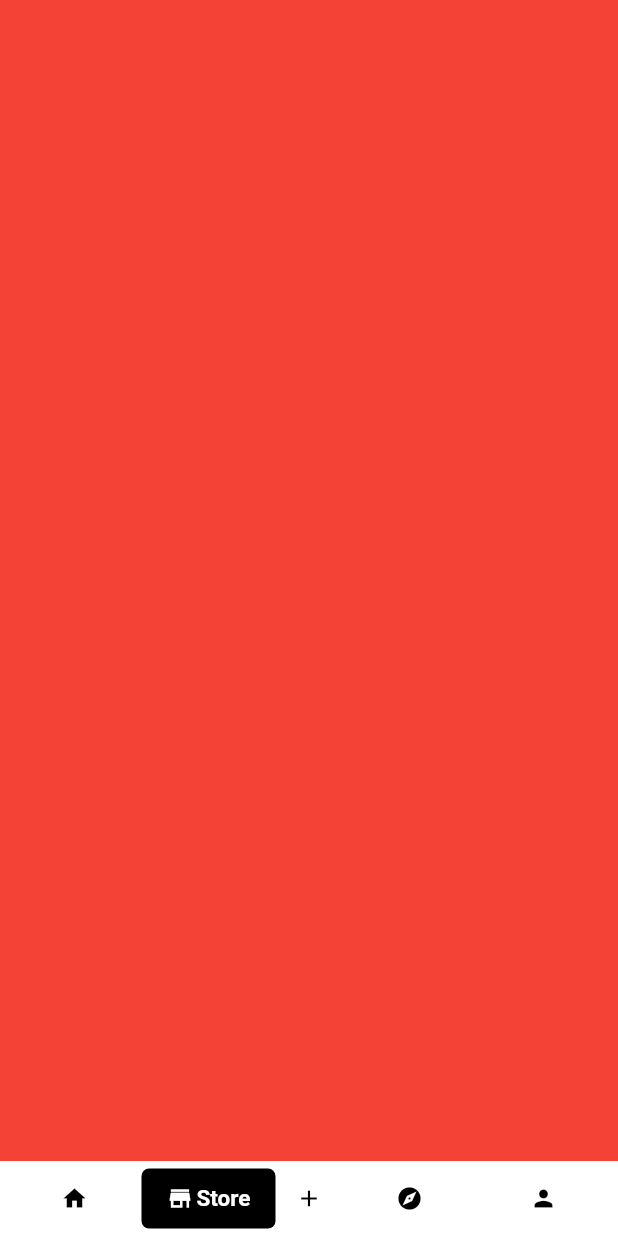
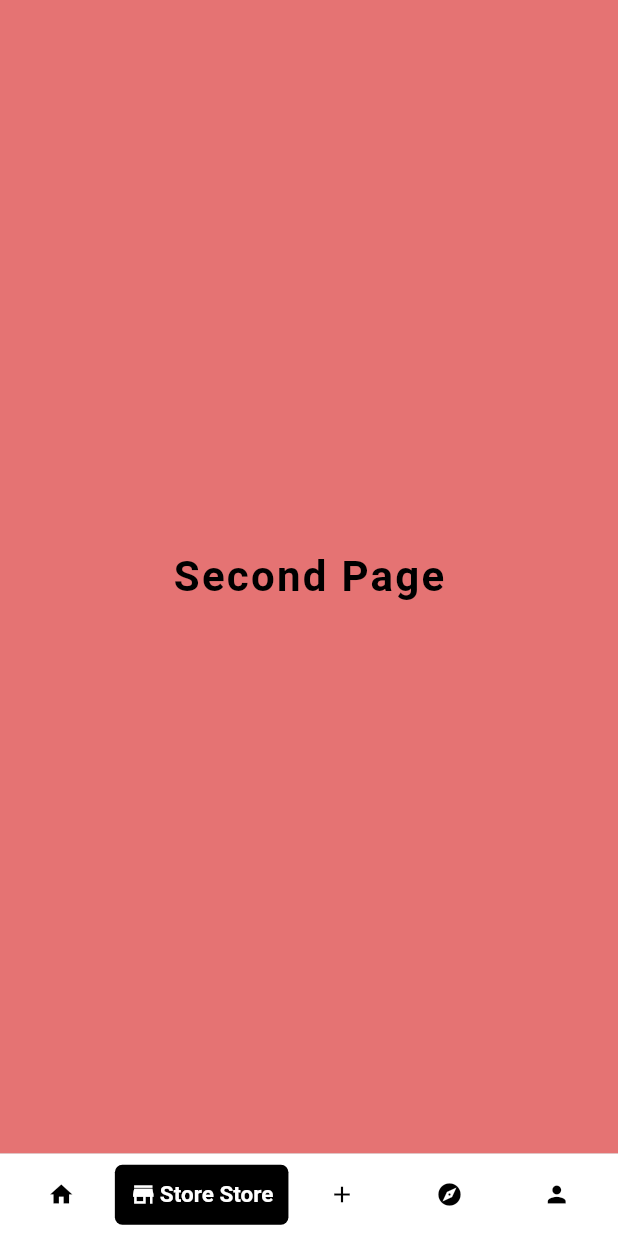
Before and after one commit to karwanoa/karwanshatri_estatetial_assignment, a Flutter app: the screen it shows after launch, after a tap on the "store" icon, on a phone screen of 412 x 824 dp. Run offline on Flutter 3.47's test engine with Material 2 defaults, Android fonts, the light colour scheme and no system bars.

Commit message:
fixing issue with buttons not responsive to different sizes

```diff
--- a/lib/main.dart
+++ b/lib/main.dart
@@ -1,5 +1,7 @@
 import 'package:assignment/widget/sliding_navigation_bar.dart';
 import 'package:flutter/material.dart';
+
+import 'widget/each_page.dart';
 
 void main() {
   runApp(MyApp());
@@ -47,12 +49,22 @@ class _MyHomePageState extends State<MyHomePage> {
     return Scaffold(
       key: scaffoldState,
       backgroundColor: Colors.grey,
-      bottomNavigationBar: SlidingNavigationBar(
+      bottomNavigationBar: buildSlidingNavigationBar(context),
+      body: buildBodyOfMyHomePage(context),
+    );
+  }
+
+  buildSlidingNavigationBar(BuildContext context) {
+    return SlidingNavigationBar(
       tappedIndex: (int index) {
         //Checking current button tapped from NavBar
         //if current button index tapped is 2, then the add button is tapped and we show the BottomSheet
-          if (index == 2)
+        if (index == 2) {
           showModalBottomSheetMethod();
+          setState(() {
+            _currentPageIndex = 2;
+          });
+        }
         //if current button is not the add button, index 2, then we navigate to the tapped page
         else {
           //making sure that the BottomSheet is closed
@@ -61,19 +73,14 @@ class _MyHomePageState extends State<MyHomePage> {
           if (index == 3 || index == 4) {
             index--;
           }
-            //updating the ui and navigating to the page corresponding to the index tapped
-            setState(() {
+          //navigating to the page corresponding to the index tapped
           _pageController.animateToPage(index,
-                  curve: Curves.linear, duration: Duration(milliseconds: 100));
-              _currentPageIndex = index;
-            });
+              curve: Curves.linear, duration: Duration(milliseconds: 300));
         }
       },
       //passing current page index to our NavBar so we can update selected button
       //based on the sliding gesture used to change current page displayed
       scrolledToPageIndex: _currentPageIndex,
-      ),
-      body: buildBodyOfMyHomePage(context),
     );
   }
 
@@ -86,27 +93,42 @@ class _MyHomePageState extends State<MyHomePage> {
         Navigator.popUntil(context, ModalRoute.withName('/'));
         //changing currentPageIndex value on page change from sliding gesture of the PageView
         // and updating ui so the NavBar also shows the correct page displayed
-        setState(() => _currentPageIndex = index);
+        setState(() {
+          if (index < 2) {
+            _currentPageIndex = index;
+          } else
+            _currentPageIndex = index + 1;
+        });
       },
       children: [
-        Container(
+        EachPage(
           color: Colors.blueGrey,
+          text: 'First Page',
+          textColor: Colors.white,
         ),
-        Container(
-          color: Colors.red,
+        EachPage(
+          color: Colors.red.shade300,
+          text: 'Second Page',
+          textColor: Colors.black,
         ),
-        Container(
-          color: Colors.yellow,
+        EachPage(
+          color: Colors.yellow.shade300,
+          text: 'Third Page',
+          textColor: Colors.black,
         ),
-        Container(
-          color: Colors.indigo,
+        EachPage(
+          color: Colors.indigo.shade300,
+          text: 'Fourth Page',
+          textColor: Colors.white,
         ),
       ],
     );
   }
 
-  showModalBottomSheetMethod() {
+  showModalBottomSheetMethod() async {
     //Showing BottomSheet when add button tapped on the NavBar
+    PersistentBottomSheetController persistentBottomSheetController;
+    persistentBottomSheetController =
         scaffoldState.currentState.showBottomSheet(
             (context) => Column(
                   mainAxisSize: MainAxisSize.min,
@@ -125,6 +147,14 @@ class _MyHomePageState extends State<MyHomePage> {
                     ),
                   ],
                 ),
-    );
+            backgroundColor: Colors.white);
+    persistentBottomSheetController.closed.then((v) {
+      debugPrint(_pageController.page.round().toString());
+      setState(() {
+        _currentPageIndex = _pageController.page.round() < 2
+            ? _pageController.page.round()
+            : _pageController.page.round() + 1;
+      });
+    });
   }
 }
--- a/lib/widget/custom_nav_button.dart
+++ b/lib/widget/custom_nav_button.dart
@@ -4,27 +4,34 @@ import 'package:flutter/material.dart';
 class CustomNavButton extends StatelessWidget {
   final Function function;
   final String text;
-  final int flex;
   final IconData iconData;
   final bool isSelected;
+  final GlobalKey widgetKey;
 
   const CustomNavButton({
     Key key,
     @required this.function,
     @required this.text,
-    @required this.flex,
     @required this.iconData,
     @required this.isSelected,
+    @required this.widgetKey,
   }) : super(key: key);
 
   @override
   Widget build(BuildContext context) {
-    return Expanded(
-      flex: flex,
-      //using gesture detetction mechanism to make sure we register every button custom button tap
-      child: GestureDetector(
+    return isSelected
+        ? buildGestureDetector()
+        : Expanded(child: buildGestureDetector());
+  }
+
+  GestureDetector buildGestureDetector() {
+    return GestureDetector(
+      key: widgetKey,
       onTap: function,
       child: Container(
+        padding: isSelected
+            ? EdgeInsets.symmetric(horizontal: 10)
+            : EdgeInsets.symmetric(horizontal: 0),
         color: isSelected ? null : Colors.transparent,
         // using a row to build each button which consists of an icon and/or a text
         child: Row(
@@ -54,7 +61,6 @@ class CustomNavButton extends StatelessWidget {
           ],
         ),
       ),
-      ),
     );
   }
 }
--- /dev/null
+++ b/lib/widget/each_page.dart
@@ -0,0 +1,27 @@
+import 'package:flutter/material.dart';
+
+class EachPage extends StatelessWidget {
+  final String text;
+  final Color color;
+  final Color textColor;
+
+  const EachPage({Key key, this.text, this.color, this.textColor})
+      : super(key: key);
+  @override
+  Widget build(BuildContext context) {
+    return Container(
+      color: color,
+      child: Center(
+        child: Text(
+          text,
+          style: TextStyle(
+            fontSize: 28,
+            color: textColor,
+            fontWeight: FontWeight.bold,
+            letterSpacing: 1.5,
+          ),
+        ),
+      ),
+    );
+  }
+}
--- a/lib/widget/sliding_navigation_bar.dart
+++ b/lib/widget/sliding_navigation_bar.dart
@@ -22,11 +22,44 @@ class _SlidingNavigationBarState extends State<SlidingNavigationBar> {
   double paddingFromLeftBlackContainer;
   //width of the screen in double
   double screenWidth;
+  //boolean to determine if middle button is tapped
+  bool middleButtonTapped = false;
+  List<GlobalKey> _listOfKeys = [
+    GlobalKey(),
+    GlobalKey(),
+    GlobalKey(),
+    GlobalKey(),
+    GlobalKey()
+  ];
+  @override
+  void initState() {
+    super.initState();
+    setBlackContainerSizeAndPadding(indexSelected);
+  }
+
   @override
   void didUpdateWidget(covariant SlidingNavigationBar oldWidget) {
     super.didUpdateWidget(oldWidget);
     //making sure that the Selected NavBar button is reflected to what page is displayed
-    calculateSelectedIndexFromPageViewGesture();
+    setBlackContainerSizeAndPadding(indexSelected);
+  }
+
+  setBlackContainerSizeAndPadding(indexSelected) async {
+    indexSelected = widget.scrolledToPageIndex;
+    calculateNewSelected(widget.scrolledToPageIndex);
+
+    await Future.delayed(Duration.zero);
+
+    final buttonRenderBox = _listOfKeys[indexSelected]
+        .currentContext
+        .findRenderObject() as RenderBox;
+    final position = buttonRenderBox.localToGlobal(Offset.zero);
+    setState(() {
+      paddingFromLeftBlackContainer = position.dx - 5;
+      widthOfBlackContainer = indexSelected == 2
+          ? _listOfKeys[indexSelected].currentContext.size.width
+          : _listOfKeys[indexSelected].currentContext.size.width;
+    });
   }
 
   @override
@@ -36,9 +69,10 @@ class _SlidingNavigationBarState extends State<SlidingNavigationBar> {
     return Container(
       padding: EdgeInsets.symmetric(horizontal: 5),
       color: Colors.white,
-      height: 50,
+      height: 55,
       child: Container(
         child: Stack(
+          overflow: Overflow.visible,
           alignment: Alignment.center,
           children: [
             //Positionning the balck container to the correct index of the tapped button
@@ -46,12 +80,11 @@ class _SlidingNavigationBarState extends State<SlidingNavigationBar> {
               // if paddingFromLeftBlackContainer is null, there we assume that we are in initial state
               //and current index is 0
               //screen with - 10 because we do not want the black container to reach sides of nighbour buttons
-              left: paddingFromLeftBlackContainer == null
-                  ? ((screenWidth - 10) / 9) * indexSelected
-                  : paddingFromLeftBlackContainer,
+              left: paddingFromLeftBlackContainer,
               //each button is 2 flexs in value except the add button which is one
               // that is why we have intialized black contaienr to be the width of the screen minus padding divided by 9(9 flex)
-              width: ((screenWidth - 10) / 9) * (indexSelected == 2 ? 1 : 2),
+              // width: ((screenWidth - 10) / 9) * (indexSelected == 2 ? 1 : 2),
+              width: widthOfBlackContainer,
               height: 40,
               child: Container(
                 decoration: BoxDecoration(
@@ -66,10 +99,9 @@ class _SlidingNavigationBarState extends State<SlidingNavigationBar> {
               children: [
                 // creating a custom button
                 CustomNavButton(
+                  widgetKey: _listOfKeys[0],
                   // whether this button is selected or not, we pass a boolean to the widget to draw correct parameters
                   isSelected: indexSelected == 0 ? true : false,
-                  //flex 2, because every button is the same size except the middle one which has flex value on one, which means it has half of the size of other buttons
-                  flex: 2,
                   //a funtion which is triggered by a gesture detector
                   function: () {
                     //callig this funtion makes sure the page displayed is changed with tapping each button
@@ -78,44 +110,46 @@ class _SlidingNavigationBarState extends State<SlidingNavigationBar> {
                     calculateNewSelected(0);
                   },
                   //title of each button
-                  text: 'Home',
+                  text: 'Home Home Home Home',
                   //icon date for each button
                   iconData: Icons.home,
                 ),
                 CustomNavButton(
+                  widgetKey: _listOfKeys[1],
                   isSelected: indexSelected == 1 ? true : false,
-                  flex: 2,
                   function: () {
                     widget.tappedIndex(1);
                     calculateNewSelected(1);
                   },
-                  text: 'Store',
+                  text: 'Store Store',
                   iconData: Icons.store,
                 ),
                 CustomNavButton(
+                  widgetKey: _listOfKeys[2],
                   isSelected: indexSelected == 2 ? true : false,
-                  flex: 1,
-                  function: () {
+                  function: () async {
+                    middleButtonTapped = true;
                     widget.tappedIndex(2);
-                    calculateNewSelected(2);
+                    await calculateNewSelected(2);
+                    setBlackContainerSizeAndPadding(2);
                   },
                   //the only button which has no text is add button
                   text: '',
                   iconData: Icons.add,
                 ),
                 CustomNavButton(
+                  widgetKey: _listOfKeys[3],
                   isSelected: indexSelected == 3 ? true : false,
-                  flex: 2,
                   function: () {
                     widget.tappedIndex(3);
                     calculateNewSelected(3);
                   },
-                  text: 'Explore',
+                  text: 'Explore Explore Explore',
                   iconData: Icons.explore,
                 ),
                 CustomNavButton(
+                  widgetKey: _listOfKeys[4],
                   isSelected: indexSelected == 4 ? true : false,
-                  flex: 2,
                   function: () {
                     widget.tappedIndex(4);
                     calculateNewSelected(4);
@@ -131,50 +165,7 @@ class _SlidingNavigationBarState extends State<SlidingNavigationBar> {
     );
   }
 
-  calculateSelectedIndexFromPageViewGesture() async {
-    // making sure that the widget tree is build, then we update values
-    await Future.delayed(Duration.zero);
-    //if page scrolled to has index of 0 or 1, we proceed normally
-    if (widget.scrolledToPageIndex == 0 || widget.scrolledToPageIndex == 1) {
-      indexSelected = widget.scrolledToPageIndex;
-      calculateNewSelected(indexSelected);
-      //if page scrolled to has index of 2 or 3, we have to increase thier value by one, becase we have 4 pages with 5 buttons
-      //however the middle button does not show any page and it is not connected to any pages
-    } else if (widget.scrolledToPageIndex == 2 ||
-        widget.scrolledToPageIndex == 3) {
-      indexSelected = widget.scrolledToPageIndex + 1;
-      calculateNewSelected(indexSelected);
-    }
-  }
-
-  calculateNewSelected(int indexOfTappedIcon) {
-    //updating and moving the black button to correct position of the button tapped
-    // multiplier value is used to move the black bar to correct location
-    if (indexOfTappedIcon == 0) {
-      customSetState(indexOfTapped: indexOfTappedIcon, multiplierValue: 0);
-    } else if (indexOfTappedIcon == 1) {
-      customSetState(indexOfTapped: indexOfTappedIcon, multiplierValue: 2);
-    } else if (indexOfTappedIcon == 2) {
-      setState(() {
-        paddingFromLeftBlackContainer = ((screenWidth - 10) / 9) * 4;
-        //we make sure that widthOfBlackContainer is half when button with index 2 is tapped
-        // because button 2 is the middle one
-        widthOfBlackContainer =
-            ((screenWidth - 10) / 9) * (indexSelected == 2 ? 1 : 2);
-        indexSelected = indexOfTappedIcon;
-      });
-    } else if (indexOfTappedIcon == 3) {
-      customSetState(indexOfTapped: indexOfTappedIcon, multiplierValue: 5);
-    } else if (indexOfTappedIcon == 4) {
-      customSetState(indexOfTapped: indexOfTappedIcon, multiplierValue: 7);
-    }
-  }
-
-  customSetState({int indexOfTapped, int multiplierValue}) {
-    setState(() {
-      paddingFromLeftBlackContainer =
-          ((screenWidth - 10) / 9) * multiplierValue;
-      indexSelected = indexOfTapped;
-    });
+  calculateNewSelected(int indexOfTappedIcon) async {
+    indexSelected = indexOfTappedIcon;
   }
 }
```
Also changed, not shown: .VSCodeCounter/2020-10-07_03-34-57/results.csv (added), .VSCodeCounter/2020-10-07_03-34-57/results.txt (added), 2 other files. Lines whose indentation alone changed are shown as unchanged.
